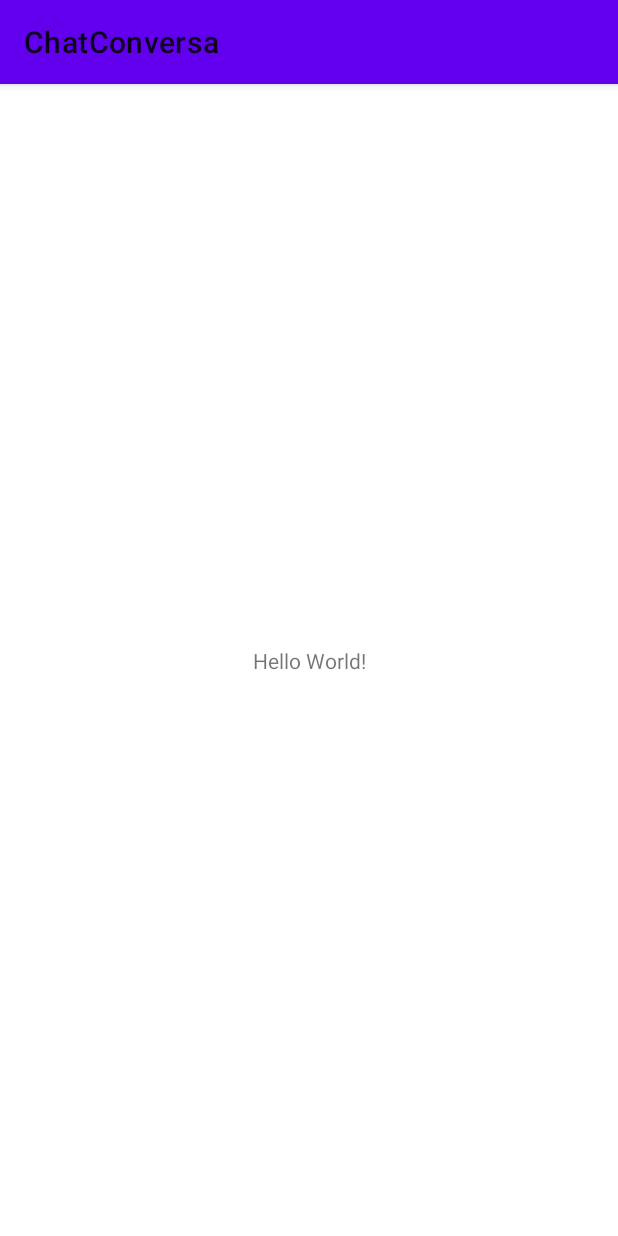
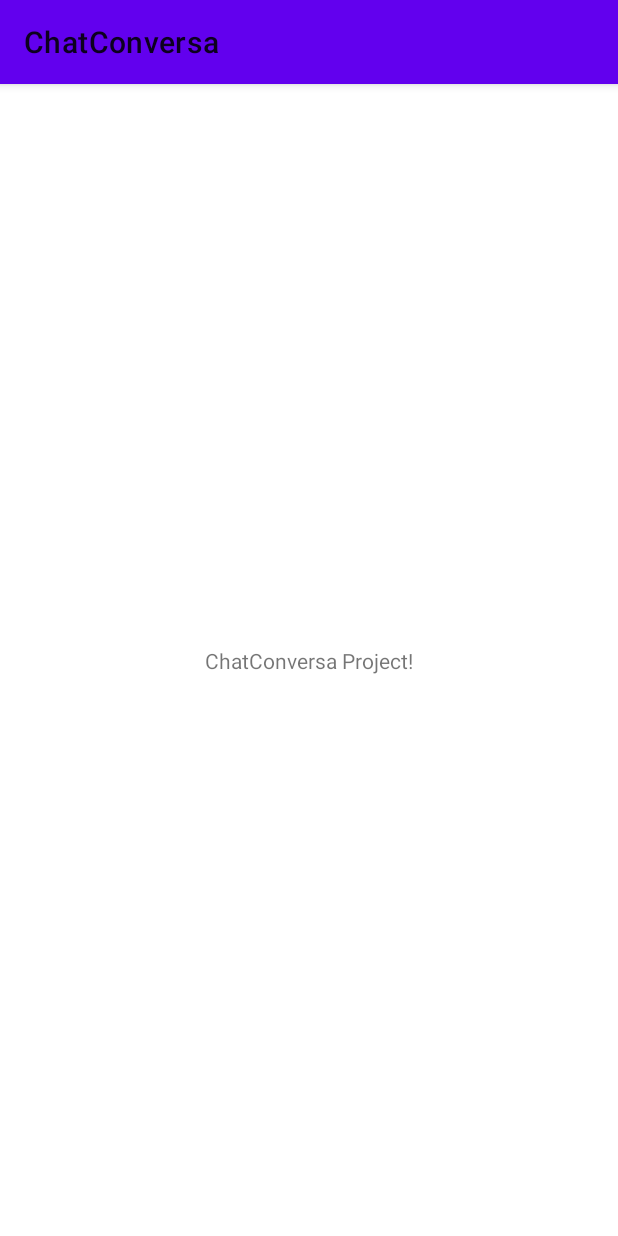
Before and after one commit to circaansfbp/ChatConversa, an Android app: the screen it shows after launch (MainActivity), on a phone screen of 412 x 824 dp. Run offline under Robolectric (Android 15) with nearby library versions, the phone set to English and light mode, and no system bars.

Commit message:
cambio en texto del main activity layout

```diff
--- a/app/src/main/res/layout/activity_main.xml
+++ b/app/src/main/res/layout/activity_main.xml
@@ -9,7 +9,7 @@
     <TextView
         android:layout_width="wrap_content"
         android:layout_height="wrap_content"
-        android:text="Hello World!"
+        android:text="ChatConversa Project!"
         app:layout_constraintBottom_toBottomOf="parent"
         app:layout_constraintLeft_toLeftOf="parent"
         app:layout_constraintRight_toRightOf="parent"
```
